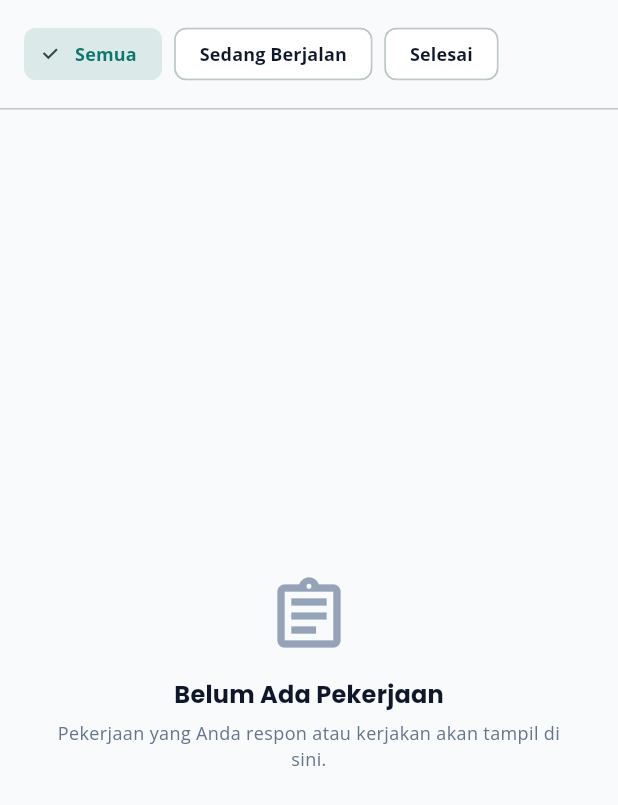
After one commit to dhimskyyy/homeservice, a Flutter app: the TukangJobsView screen opened directly, on a phone screen of 412 x 824 dp. The commit adds this screen. Shown: the top 805 px of the screen. Run offline on Flutter 3.47's test engine with Material 3 defaults, Android fonts, the phone set to English and light mode, and no system bars; our stand-ins replace firebase_core, firebase_messaging, flutter_dotenv, flutter_map, flutter_riverpod, geolocator and 5 more; accounts and stored records are empty; network calls fail.

Commit message:
feat: add TukangJobsView and enhance JobListPage and ProfilePage with showAppBar parameter

```diff
--- /dev/null
+++ b/app/lib/jobs/tukang_jobs_view.dart
@@ -0,0 +1,286 @@
+import 'package:flutter/material.dart';
+import 'package:flutter_riverpod/flutter_riverpod.dart';
+import 'package:go_router/go_router.dart';
+import '../core/theme.dart';
+import '../shared/models/job_models.dart';
+import '../shared/widgets/spinning_refresh_button.dart';
+import 'job_providers.dart';
+
+class TukangJobsView extends ConsumerStatefulWidget {
+  final bool showAppBar;
+
+  const TukangJobsView({super.key, this.showAppBar = false});
+
+  @override
+  ConsumerState<TukangJobsView> createState() => _TukangJobsViewState();
+}
+
+class _TukangJobsViewState extends ConsumerState<TukangJobsView> {
+  int _selectedFilter = 0; // 0: Semua, 1: Aktif, 2: Selesai
+
+  @override
+  Widget build(BuildContext context) {
+    final theme = Theme.of(context);
+    final allJobsAsync = ref.watch(tukangAllJobsProvider);
+
+    return Scaffold(
+      appBar: widget.showAppBar
+          ? AppBar(
+              title: const Text('Pekerjaan Saya'),
+              automaticallyImplyLeading: false,
+              actions: [
+                SpinningRefreshButton(
+                  size: 20,
+                  onRefresh: () async {
+                    ref.invalidate(tukangAllJobsProvider);
+                    ref.invalidate(tukangJobsProvider);
+                  },
+                ),
+                const SizedBox(width: 8),
+              ],
+            )
+          : null,
+      body: SafeArea(
+        child: Column(
+          children: [
+            // Filter Chips Bar
+            Padding(
+              padding: const EdgeInsets.symmetric(horizontal: 16.0, vertical: 12.0),
+              child: Row(
+                children: [
+                  ChoiceChip(
+                    label: const Text('Semua'),
+                    selected: _selectedFilter == 0,
+                    selectedColor: AppColors.primary.withValues(alpha: 0.15),
+                    labelStyle: TextStyle(
+                      fontWeight: FontWeight.bold,
+                      fontSize: 12,
+                      color: _selectedFilter == 0 ? AppColors.primary : AppColors.textPrimary,
+                    ),
+                    onSelected: (_) => setState(() => _selectedFilter = 0),
+                  ),
+                  const SizedBox(width: 8),
+                  ChoiceChip(
+                    label: const Text('Sedang Berjalan'),
+                    selected: _selectedFilter == 1,
+                    selectedColor: AppColors.secondary.withValues(alpha: 0.15),
+                    labelStyle: TextStyle(
+                      fontWeight: FontWeight.bold,
+                      fontSize: 12,
+                      color: _selectedFilter == 1 ? AppColors.secondary : AppColors.textPrimary,
+                    ),
+                    onSelected: (_) => setState(() => _selectedFilter = 1),
+                  ),
+                  const SizedBox(width: 8),
+                  ChoiceChip(
+                    label: const Text('Selesai'),
+                    selected: _selectedFilter == 2,
+                    selectedColor: AppColors.success.withValues(alpha: 0.15),
+                    labelStyle: TextStyle(
+                      fontWeight: FontWeight.bold,
+                      fontSize: 12,
+                      color: _selectedFilter == 2 ? AppColors.success : AppColors.textPrimary,
+                    ),
+                    onSelected: (_) => setState(() => _selectedFilter = 2),
+                  ),
+                ],
+              ),
+            ),
+            const Divider(height: 1),
+
+            Expanded(
+              child: RefreshIndicator(
+                onRefresh: () async {
+                  ref.invalidate(tukangAllJobsProvider);
+                  ref.invalidate(tukangJobsProvider);
+                },
+                child: allJobsAsync.when(
+                  loading: () => const Center(child: CircularProgressIndicator()),
+                  error: (e, _) => Center(
+                    child: Padding(
+                      padding: const EdgeInsets.all(24.0),
+                      child: Column(
+                        mainAxisAlignment: MainAxisAlignment.center,
+                        children: [
+                          const Icon(Icons.error_outline, size: 48, color: AppColors.error),
+                          const SizedBox(height: 12),
+                          Text('Gagal memuat pekerjaan: $e', textAlign: TextAlign.center),
+                          const SizedBox(height: 12),
+                          ElevatedButton(
+                            onPressed: () => ref.refresh(tukangAllJobsProvider),
+                            child: const Text('Coba Lagi'),
+                          ),
+                        ],
+                      ),
+                    ),
+                  ),
+                  data: (jobs) {
+                    List<Job> filtered = jobs;
+                    if (_selectedFilter == 1) {
+                      filtered = jobs.where((j) =>
+                          j.status == JobStatus.open ||
+                          j.status == JobStatus.locked ||
+                          j.status == JobStatus.inProgress
+                      ).toList();
+                    } else if (_selectedFilter == 2) {
+                      filtered = jobs.where((j) =>
+                          j.status == JobStatus.done ||
+                          j.status == JobStatus.paid
+                      ).toList();
+                    }
+
+                    if (filtered.isEmpty) {
+                      return Center(
+                        child: Padding(
+                          padding: const EdgeInsets.all(32.0),
+                          child: Column(
+                            mainAxisAlignment: MainAxisAlignment.center,
+                            children: [
+                              const Icon(Icons.assignment_outlined, size: 56, color: AppColors.textMuted),
+                              const SizedBox(height: 12),
+                              Text(
+                                'Belum Ada Pekerjaan',
+                                style: theme.textTheme.titleMedium?.copyWith(fontWeight: FontWeight.bold),
+                              ),
+                              const SizedBox(height: 6),
+                              const Text(
+                                'Pekerjaan yang Anda respon atau kerjakan akan tampil di sini.',
+                                textAlign: TextAlign.center,
+                                style: TextStyle(fontSize: 12, color: AppColors.textSecondary),
+                              ),
+                            ],
+                          ),
+                        ),
+                      );
+                    }
+
+                    return ListView.separated(
+                      padding: const EdgeInsets.all(16.0),
+                      itemCount: filtered.length,
+                      separatorBuilder: (_, _) => const SizedBox(height: 12),
+                      itemBuilder: (ctx, i) {
+                        final job = filtered[i];
+
+                        return Card(
+                          child: InkWell(
+                            borderRadius: BorderRadius.circular(12),
+                            onTap: () => context.push('/jobs/${job.id}'),
+                            child: Padding(
+                              padding: const EdgeInsets.all(16.0),
+                              child: Column(
+                                crossAxisAlignment: CrossAxisAlignment.start,
+                                children: [
+                                  Row(
+                                    mainAxisAlignment: MainAxisAlignment.spaceBetween,
+                                    children: [
+                                      Expanded(
+                                        child: Text(
+                                          job.title,
+                                          style: theme.textTheme.titleSmall?.copyWith(
+                                            fontWeight: FontWeight.bold,
+                                          ),
+                                          maxLines: 1,
+                                          overflow: TextOverflow.ellipsis,
+                                        ),
+                                      ),
+                                      const SizedBox(width: 8),
+                                      _buildStatusBadge(job.status),
+                                    ],
+                                  ),
+                                  const SizedBox(height: 8),
+                                  Text(
+                                    job.description,
+                                    maxLines: 2,
+                                    overflow: TextOverflow.ellipsis,
+                                    style: theme.textTheme.bodySmall,
+                                  ),
+                                  const SizedBox(height: 12),
+                                  Row(
+                                    mainAxisAlignment: MainAxisAlignment.spaceBetween,
+                                    children: [
+                                      Row(
+                                        children: [
+                                          const Icon(
+                                            Icons.category_outlined,
+                                            size: 16,
+                                            color: AppColors.textSecondary,
+                                          ),
+                                          const SizedBox(width: 4),
+                                          Text(
+                                            job.categoryName ?? 'Jasa Umum',
+                                            style: const TextStyle(
+                                              fontSize: 12,
+                                              color: AppColors.textSecondary,
+                                            ),
+                                          ),
+                                        ],
+                                      ),
+                                      const Icon(
+                                        Icons.chevron_right,
+                                        color: AppColors.textMuted,
+                                      ),
+                                    ],
+                                  ),
+                                ],
+                              ),
+                            ),
+                          ),
+                        );
+                      },
+                    );
+                  },
+                ),
+              ),
+            ),
+          ],
+        ),
+      ),
+    );
+  }
+
+  Widget _buildStatusBadge(JobStatus status) {
+    Color bg;
+    Color fg;
+
+    switch (status) {
+      case JobStatus.open:
+        bg = Colors.blue.shade50;
+        fg = Colors.blue.shade700;
+        break;
+      case JobStatus.locked:
+        bg = Colors.amber.shade50;
+        fg = Colors.amber.shade800;
+        break;
+      case JobStatus.inProgress:
+        bg = Colors.purple.shade50;
+        fg = Colors.purple.shade700;
+        break;
+      case JobStatus.done:
+      case JobStatus.paid:
+        bg = Colors.green.shade50;
+        fg = Colors.green.shade700;
+        break;
+      case JobStatus.cancelled:
+        bg = Colors.red.shade50;
+        fg = Colors.red.shade700;
+        break;
+    }
+
+    return Container(
+      padding: const EdgeInsets.symmetric(horizontal: 8, vertical: 4),
+      decoration: BoxDecoration(
+        color: bg,
+        borderRadius: BorderRadius.circular(6),
+        border: Border.all(color: fg.withValues(alpha: 0.3)),
+      ),
+      child: Text(
+        status.displayName,
+        style: TextStyle(
+          color: fg,
+          fontSize: 11,
+          fontWeight: FontWeight.w600,
+        ),
+      ),
+    );
+  }
+}
```
Also changed, not shown: app/lib/home/home_page.dart (+32 -16 lines), app/lib/jobs/job_list_page.dart (+8 -4 lines), app/lib/profile/profile_page.dart (+8 -4 lines).
